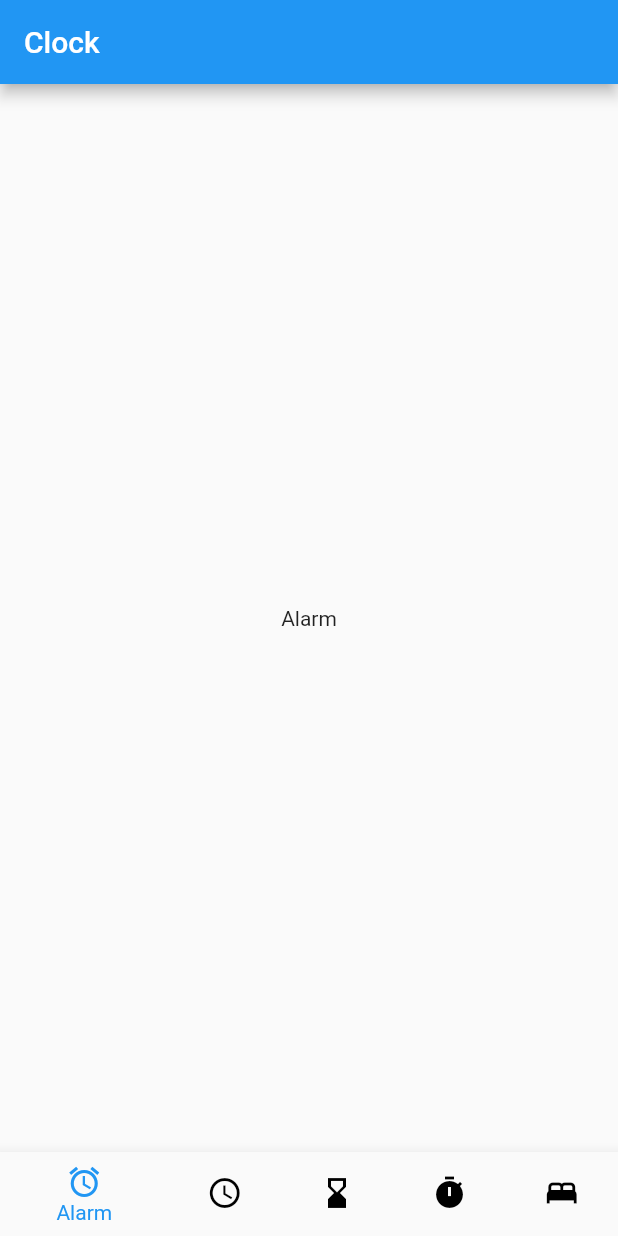
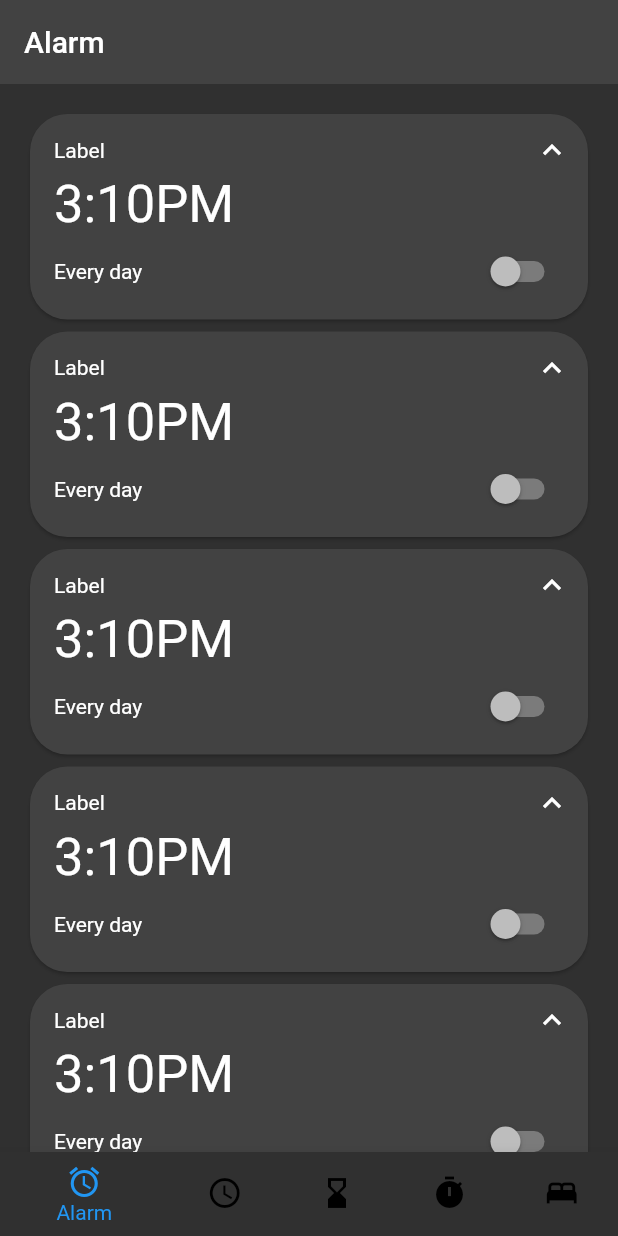
Before and after one commit to SrikantKanekar/ClockApp-Flutter, a Flutter app: the screen it shows after launch, on a phone screen of 412 x 824 dp. Run offline on Flutter 3.47's test engine with Material 2 defaults, Android fonts, the phone set to English and light mode, and no system bars.

Commit message:
added alarm ui

```diff
--- /dev/null
+++ b/lib/features/home/alarm/model/alarm.dart
@@ -0,0 +1,6 @@
+class Alarm {
+  final DateTime time;
+  final bool active;
+
+  Alarm(this.time, this.active);
+}
--- /dev/null
+++ b/lib/features/home/alarm/widget/alarm_item.dart
@@ -0,0 +1,111 @@
+import 'package:clock_app/features/home/alarm/widget/circle_day.dart';
+import 'package:flutter/material.dart';
+
+class AlarmItem extends StatefulWidget {
+  const AlarmItem({Key? key}) : super(key: key);
+
+  @override
+  _AlarmItemState createState() => _AlarmItemState();
+}
+
+class _AlarmItemState extends State<AlarmItem> {
+  bool _expanded = false;
+  bool _enabled = false;
+
+  _toggleCard() {
+    setState(() {
+      _expanded = !_expanded;
+    });
+  }
+
+  @override
+  Widget build(BuildContext context) {
+    return Card(
+      shape: RoundedRectangleBorder(
+        borderRadius: BorderRadius.circular(25),
+      ),
+      child: InkWell(
+        onTap: _toggleCard,
+        child: Stack(
+          children: [
+            Positioned(
+              right: 0,
+              child: IconButton(
+                onPressed: _toggleCard,
+                icon: const Icon(Icons.keyboard_arrow_up),
+              ),
+            ),
+            Container(
+              padding: const EdgeInsets.symmetric(vertical: 8, horizontal: 16),
+              child: Column(
+                crossAxisAlignment: CrossAxisAlignment.start,
+                children: [
+                  const Padding(
+                    padding: EdgeInsets.symmetric(vertical: 8),
+                    child: Text('Label'),
+                  ),
+                  const Text(
+                    '3:10PM',
+                    style: TextStyle(fontSize: 35),
+                  ),
+                  Row(
+                    mainAxisAlignment: MainAxisAlignment.spaceBetween,
+                    children: [
+                      const Text('Every day'),
+                      Switch(
+                        value: _enabled,
+                        onChanged: (value) {
+                          setState(() {
+                            _enabled = value;
+                          });
+                        },
+                      )
+                    ],
+                  ),
+                  _expanded == true
+                      ? Column(
+                          children: [
+                            Row(
+                              mainAxisAlignment: MainAxisAlignment.spaceBetween,
+                              children: const [
+                                CircleDay(day: 'S'),
+                                CircleDay(day: 'M'),
+                                CircleDay(day: 'T'),
+                                CircleDay(day: 'W'),
+                                CircleDay(day: 'T'),
+                                CircleDay(day: 'F'),
+                                CircleDay(day: 'S')
+                              ],
+                            ),
+                            ListTile(
+                              leading: const Icon(Icons.volume_mute_outlined),
+                              title: const Text('Silent'),
+                              onTap: () {},
+                              contentPadding:
+                                  const EdgeInsets.only(left: 2, top: 5),
+                            ),
+                            ListTile(
+                              leading: const Icon(Icons.vibration),
+                              title: const Text('Vibrate'),
+                              trailing: const Icon(Icons.check_circle),
+                              onTap: () {},
+                              contentPadding: const EdgeInsets.only(left: 2),
+                            ),
+                            ListTile(
+                              leading: const Icon(Icons.delete_outline),
+                              title: const Text('Delete'),
+                              onTap: () {},
+                              contentPadding: const EdgeInsets.only(left: 2),
+                            ),
+                          ],
+                        )
+                      : Container()
+                ],
+              ),
+            ),
+          ],
+        ),
+      ),
+    );
+  }
+}
--- /dev/null
+++ b/lib/features/home/alarm/widget/alarm_page.dart
@@ -0,0 +1,17 @@
+import 'package:clock_app/features/home/alarm/widget/alarm_item.dart';
+import 'package:flutter/material.dart';
+
+class AlarmPage extends StatelessWidget {
+  const AlarmPage({Key? key}) : super(key: key);
+
+  @override
+  Widget build(BuildContext context) {
+    return ListView.builder(
+      itemCount: 22,
+      itemBuilder: (ctx, index) {
+        return const AlarmItem();
+      },
+      padding: const EdgeInsets.symmetric(horizontal: 16, vertical: 16),
+    );
+  }
+}
--- /dev/null
+++ b/lib/features/home/alarm/widget/alarm_screen.dart
@@ -0,0 +1,13 @@
+import 'package:clock_app/common/utilities/custom_routes.dart';
+import 'package:flutter/material.dart';
+
+import 'alarm_page.dart';
+
+class AlarmScreen {
+  static const String routeName = 'AlarmScreen';
+
+  static Route route(RouteSettings routeSettings) => fadeRoute(
+        routeName,
+        (context) => const AlarmPage(),
+      );
+}
--- /dev/null
+++ b/lib/features/home/alarm/widget/circle_day.dart
@@ -0,0 +1,16 @@
+import 'package:flutter/material.dart';
+
+class CircleDay extends StatelessWidget {
+  final String day;
+
+  const CircleDay({Key? key, required this.day}) : super(key: key);
+
+  @override
+  Widget build(BuildContext context) {
+    return CircleAvatar(
+      child: Text(day),
+      backgroundColor: Colors.white38,
+      radius: 16,
+    );
+  }
+}
--- a/lib/features/home/home_screen.dart
+++ b/lib/features/home/home_screen.dart
@@ -1,4 +1,6 @@
 import 'package:flutter/material.dart';
+
+import 'alarm/widget/alarm_page.dart';
 
 class HomeScreen extends StatefulWidget {
   const HomeScreen({Key? key}) : super(key: key);
@@ -11,7 +13,7 @@ class _HomeScreenState extends State<HomeScreen> {
   int _selectedIndex = 0;
 
   static const List<Widget> _widgetOptions = <Widget>[
-    Text('Alarm'),
+    AlarmPage(),
     Text('Clock'),
     Text('Timer'),
     Text('Stopwatch'),
@@ -28,7 +30,8 @@ class _HomeScreenState extends State<HomeScreen> {
   Widget build(BuildContext context) {
     return Scaffold(
       appBar: AppBar(
-        title: const Text('Clock'),
+        elevation: 0,
+        title: const Text('Alarm'),
       ),
       body: Center(
         child: _widgetOptions.elementAt(_selectedIndex),
--- a/lib/main.dart
+++ b/lib/main.dart
@@ -15,6 +15,8 @@ class MyApp extends StatelessWidget {
       theme: ThemeData(
         primarySwatch: Colors.blue,
       ),
+      darkTheme: ThemeData.dark(),
+      themeMode: ThemeMode.dark,
       home: const HomeScreen(),
     );
   }
```
